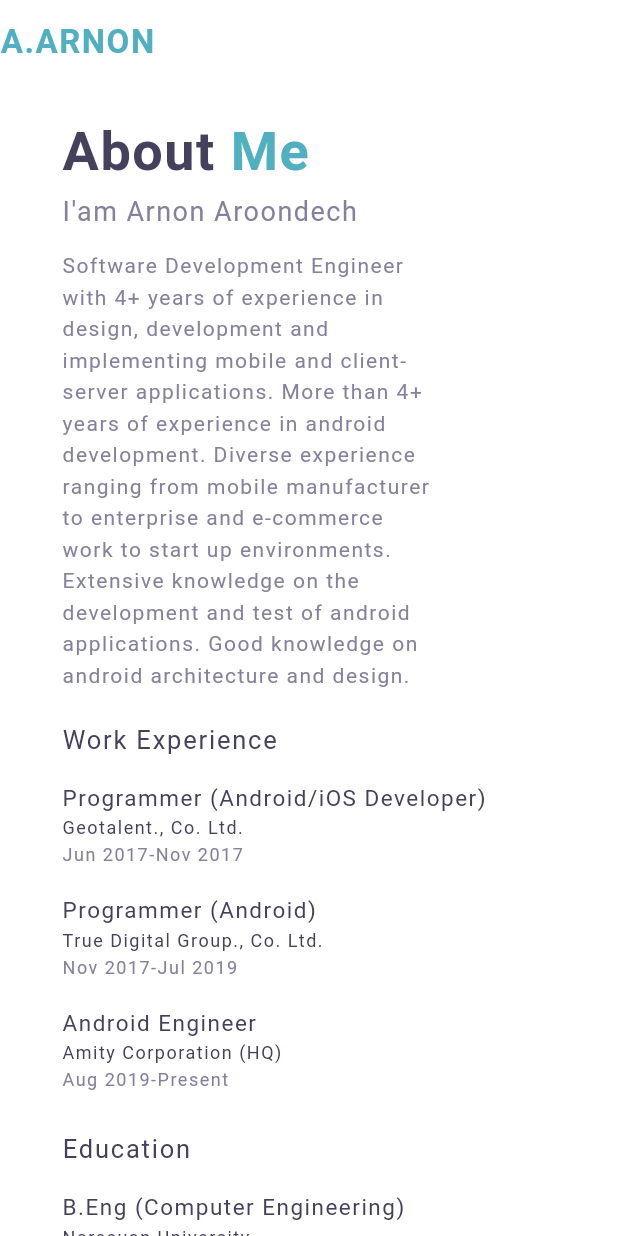
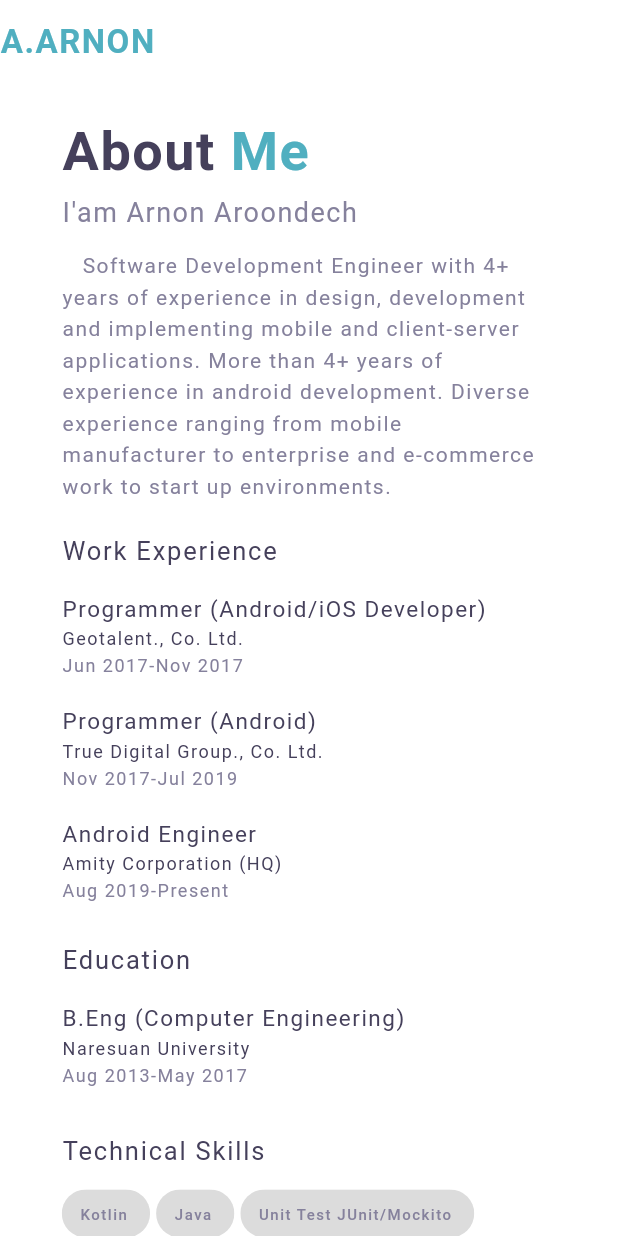
Before and after one commit to W8GOD/flutter-my-portfolio, a Flutter app: the AboutPage screen opened directly, on a phone screen of 412 x 824 dp. Run offline on Flutter 3.47's test engine with Material 2 defaults, Android fonts, the light colour scheme and no system bars; our stand-ins replace animated_text_kit; missing offline and left inert: dart:html; network calls fail; Roboto replaces fonts that are missing (ProductSans, QuicksandBold).

Commit message:
adjust about me page layout #3

```diff
--- a/lib/constants/strings.dart
+++ b/lib/constants/strings.dart
@@ -11,13 +11,15 @@ class Strings {
   static const String position_detail =
       'Android Developer and Designer from Bangkok, Thailand';
   static const String summary =
-      'Software Development Engineer with 4+ years of experience in design, '
+      '   Software Development Engineer with 4+ years of experience in design, '
       'development and implementing mobile and client-server applications. '
-      'More than 4+ years of experience in android development. '
-      'Diverse experience ranging from mobile manufacturer to enterprise and '
-      'e-commerce work to start up environments. Extensive knowledge on '
+      'More than 4+ years of experience in android development. Diverse '
+      'experience ranging from mobile manufacturer to enterprise and '
+      'e-commerce work to start up environments. ';
+  static const String summaryExtra = 'Extensive knowledge on '
       'the development and test of android applications. Good knowledge '
       'on android architecture and design.';
+
   static const String education = 'Education';
   static const String work_experience = 'Work Experience';
   static const String technical_skills = 'Technical Skills';
--- a/lib/ui/about.dart
+++ b/lib/ui/about.dart
@@ -129,7 +129,9 @@ class AboutPage extends NavigationActions {
         SizedBox(height: 4.0),
         _buildHeadline(context),
         SizedBox(height: ResponsiveWidget.isSmallScreen(context) ? 12.0 : 24.0),
-        _buildSummary(context),
+        ResponsiveWidget.isSmallScreen(context)
+            ? _buildSummarySingleColumns(context)
+            : _buildSummaryMultipleColumns(context),
         SizedBox(height: ResponsiveWidget.isSmallScreen(context) ? 24.0 : 48.0),
         ResponsiveWidget.isSmallScreen(context)
             ? Column(
@@ -155,7 +157,7 @@ class AboutPage extends NavigationActions {
   }
 
   Widget _buildHeadline(BuildContext context) {
-    return Text(
+    return SelectableText(
       Strings.introduce_full_name,
       style: TextStyles.body.copyWith(
         fontFamily: Fonts.quicksand_bold,
@@ -164,16 +166,44 @@ class AboutPage extends NavigationActions {
     );
   }
 
-  Widget _buildSummary(BuildContext context) {
-    return Padding(
-      padding: EdgeInsets.only(right: 80.0),
-      child: Text(
-        Strings.summary,
-        style: TextStyles.body.copyWith(
-          fontFamily: Fonts.quicksand_bold,
-          fontSize: ResponsiveWidget.isSmallScreen(context) ? 14 : 16.0,
+  Widget _buildSummarySingleColumns(BuildContext context) {
+    return Column(
+      mainAxisSize: MainAxisSize.max,
+      mainAxisAlignment: MainAxisAlignment.start,
+      crossAxisAlignment: CrossAxisAlignment.start,
+      children: <Widget>[
+        _buildSummaryItem(context, Strings.summary),
+      ],
+    );
+  }
+
+  Widget _buildSummaryMultipleColumns(BuildContext context) {
+    return Row(
+      mainAxisSize: MainAxisSize.max,
+      mainAxisAlignment: MainAxisAlignment.start,
+      crossAxisAlignment: CrossAxisAlignment.start,
+      children: <Widget>[
+        Expanded(child: _buildSummaryItem(context, Strings.summary)),
+        SizedBox(
+          width: 30,
         ),
-      ),
+        Expanded(child: _buildSummaryItem(context, Strings.summaryExtra)),
+      ],
+    );
+  }
+
+  Widget _buildSummaryItem(BuildContext context, String summary) {
+    return Column(
+      mainAxisSize: MainAxisSize.max,
+      children: <Widget>[
+        SelectableText(
+          summary,
+          style: TextStyles.body.copyWith(
+            fontFamily: Fonts.quicksand_bold,
+            fontSize: ResponsiveWidget.isSmallScreen(context) ? 14 : 16.0,
+          ),
+        ),
+      ],
     );
   }
 
@@ -216,7 +246,7 @@ class AboutPage extends NavigationActions {
   }
 
   Widget _buildEducationContainerHeading() {
-    return Text(
+    return SelectableText(
       Strings.education,
       style: TextStyles.sub_heading,
     );
@@ -235,17 +265,17 @@ class AboutPage extends NavigationActions {
       child: Column(
         crossAxisAlignment: CrossAxisAlignment.stretch,
         children: <Widget>[
-          Text(
+          SelectableText(
             '${education.post}',
             style: TextStyles.company,
           ),
-          Text(
+          SelectableText(
             '${education.university}',
             style: TextStyles.body.copyWith(
               color: Color(0xFF45405B),
             ),
           ),
-          Text(
+          SelectableText(
             '${education.from}-${education.to}',
             style: TextStyles.body,
           ),
@@ -266,7 +296,7 @@ class AboutPage extends NavigationActions {
   }
 
   Widget _buildWorkExperienceContainerHeading() {
-    return Text(
+    return SelectableText(
       Strings.work_experience,
       style: TextStyles.sub_heading,
     );
@@ -285,17 +315,17 @@ class AboutPage extends NavigationActions {
       child: Column(
         crossAxisAlignment: CrossAxisAlignment.stretch,
         children: <Widget>[
-          Text(
+          SelectableText(
             '${workExperience.post}',
             style: TextStyles.company,
           ),
-          Text(
+          SelectableText(
             '${workExperience.organization}',
             style: TextStyles.body.copyWith(
               color: Color(0xFF45405B),
             ),
           ),
-          Text(
+          SelectableText(
             '${workExperience.from}-${workExperience.to}',
             style: TextStyles.body,
           ),
@@ -377,7 +407,7 @@ class AboutPage extends NavigationActions {
 
   Widget _buildSkillChip(BuildContext context, String label) {
     return Chip(
-      label: Text(
+      label: SelectableText(
         label,
         style: TextStyles.chip.copyWith(
           fontSize: ResponsiveWidget.isSmallScreen(context) ? 10.0 : 11.0,
@@ -387,14 +417,14 @@ class AboutPage extends NavigationActions {
   }
 
   Widget _buildTechnicalSkillsContainerHeading() {
-    return Text(
+    return SelectableText(
       Strings.technical_skills,
       style: TextStyles.sub_heading,
     );
   }
 
   Widget _buildSoftSkillsContainerHeading() {
-    return Text(
+    return SelectableText(
       Strings.soft_skills,
       style: TextStyles.sub_heading,
     );
--- a/lib/ui/navigation_actions.dart
+++ b/lib/ui/navigation_actions.dart
@@ -141,7 +141,7 @@ abstract class NavigationActions extends StatelessWidget {
       mainAxisAlignment: MainAxisAlignment.center,
       children: <Widget>[
         SizedBox(width: 16.0),
-        GestureDetector(
+        InkWell(
           onTap: () {
             html.window.open(
                 "https://www.linkedin.com/in/arnon-aroondech", "LinkedIn");
@@ -154,7 +154,7 @@ abstract class NavigationActions extends StatelessWidget {
           ),
         ),
         SizedBox(width: 16.0),
-        GestureDetector(
+        InkWell(
           onTap: () {
             html.window.open("https://medium.com/@arnona56", "Medium");
           },
@@ -166,7 +166,7 @@ abstract class NavigationActions extends StatelessWidget {
           ),
         ),
         SizedBox(width: 16.0),
-        GestureDetector(
+        InkWell(
           onTap: () {
             html.window.open("https://github.com/W8GOD", "Github");
           },
```
